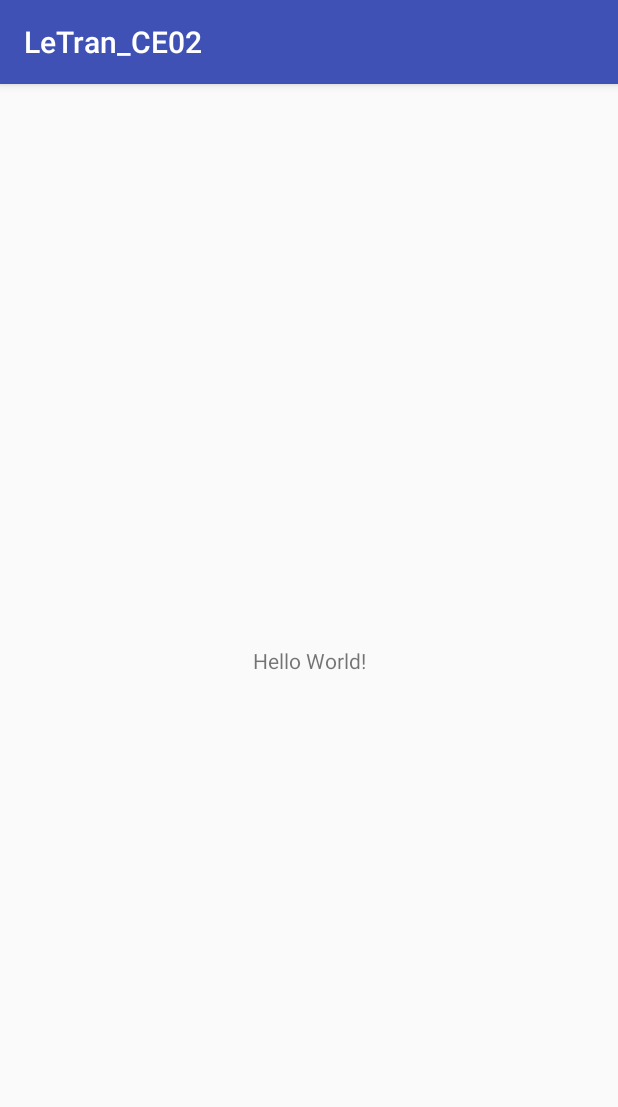
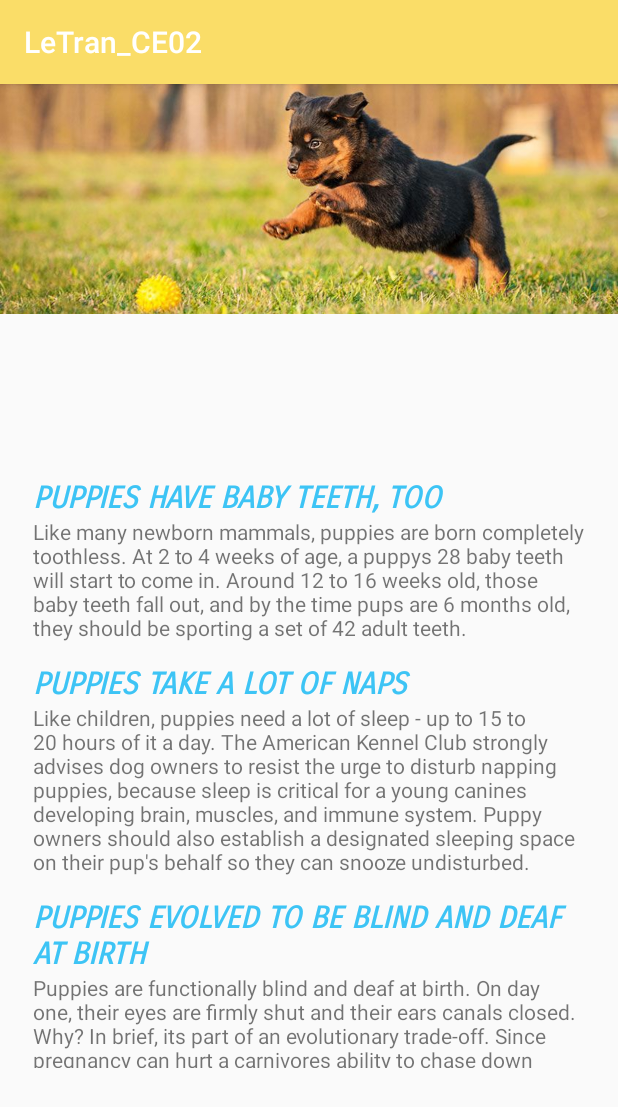
Before and after one commit to tranle13/AID_Resources, an Android app: the screen it shows after launch (MainActivity), on a phone screen of 412 x 824 dp. Shown: the top 1107 px of the screen. Run offline under Robolectric (Android 15) with nearby library versions, the phone set to English and light mode, and no system bars.

Commit message:
Finished the layout for the project

```diff
--- a/LeTran_CE02/app/src/main/res/layout/activity_main.xml
+++ b/LeTran_CE02/app/src/main/res/layout/activity_main.xml
@@ -4,15 +4,98 @@
     xmlns:tools="http://schemas.android.com/tools"
     android:layout_width="match_parent"
     android:layout_height="match_parent"
-    tools:context=".MainActivity">
+    android:orientation="vertical"
+    tools:context=".MainActivity"
+    tools:layout_editor_absoluteY="81dp">
 
-    <TextView
+    <ImageView
+        android:id="@+id/imageView"
+        android:layout_width="0dp"
+        android:layout_height="0dp"
+        android:scaleType="centerCrop"
+        app:layout_constraintBottom_toTopOf="@+id/guideline4"
+        app:layout_constraintEnd_toEndOf="parent"
+        app:layout_constraintStart_toStartOf="parent"
+        app:layout_constraintTop_toTopOf="parent"
+        app:srcCompat="@drawable/puppy_1" />
+
+    <android.support.constraint.Guideline
+        android:id="@+id/guideline4"
         android:layout_width="wrap_content"
         android:layout_height="wrap_content"
-        android:text="Hello World!"
+        android:orientation="horizontal"
+        app:layout_constraintGuide_percent="0.2" />
+
+    <ScrollView
+        android:id="@+id/scrollView2"
+        android:layout_width="368dp"
+        android:layout_height="392dp"
+        android:layout_marginBottom="9dp"
+        android:layout_marginEnd="8dp"
+        android:layout_marginStart="8dp"
+        android:layout_marginTop="8dp"
         app:layout_constraintBottom_toBottomOf="parent"
-        app:layout_constraintLeft_toLeftOf="parent"
-        app:layout_constraintRight_toRightOf="parent"
-        app:layout_constraintTop_toTopOf="parent" />
+        app:layout_constraintEnd_toEndOf="parent"
+        app:layout_constraintStart_toStartOf="parent"
+        app:layout_constraintTop_toBottomOf="@+id/guideline4">
+
+        <LinearLayout
+            android:layout_width="match_parent"
+            android:layout_height="wrap_content"
+            android:orientation="vertical" >
+
+            <TextView
+                android:id="@+id/textView2"
+                android:layout_width="match_parent"
+                android:layout_height="wrap_content"
+                android:fontFamily="sans-serif-smallcaps"
+                android:text="@string/section_1"
+                android:textColor="@color/sectionColor"
+                android:textSize="20sp"
+                android:textStyle="bold|italic"
+                tools:layout_editor_absoluteX="32dp"
+                tools:layout_editor_absoluteY="135dp" />
+
+            <TextView
+                android:id="@+id/textView3"
+                android:layout_width="match_parent"
+                android:layout_height="wrap_content"
+                android:text="@string/content_1" />
+
+            <TextView
+                android:id="@+id/textView4"
+                android:layout_width="match_parent"
+                android:layout_height="wrap_content"
+                android:layout_marginTop="16dp"
+                android:fontFamily="sans-serif-smallcaps"
+                android:text="@string/section_2"
+                android:textColor="@color/sectionColor"
+                android:textSize="20sp"
+                android:textStyle="bold|italic" />
+
+            <TextView
+                android:id="@+id/textView5"
+                android:layout_width="match_parent"
+                android:layout_height="wrap_content"
+                android:text="@string/content_2" />
+
+            <TextView
+                android:id="@+id/textView6"
+                android:layout_width="match_parent"
+                android:layout_height="wrap_content"
+                android:layout_marginTop="16dp"
+                android:fontFamily="sans-serif-smallcaps"
+                android:text="@string/section_3"
+                android:textColor="@color/sectionColor"
+                android:textSize="20sp"
+                android:textStyle="bold|italic" />
+
+            <TextView
+                android:id="@+id/textView7"
+                android:layout_width="match_parent"
+                android:layout_height="wrap_content"
+                android:text="@string/content_3" />
+        </LinearLayout>
+    </ScrollView>
 
 </android.support.constraint.ConstraintLayout>
--- a/LeTran_CE02/app/src/main/res/values/colors.xml
+++ b/LeTran_CE02/app/src/main/res/values/colors.xml
@@ -1,6 +1,7 @@
 <?xml version="1.0" encoding="utf-8"?>
 <resources>
-    <color name="colorPrimary">#3F51B5</color>
-    <color name="colorPrimaryDark">#303F9F</color>
+    <color name="colorPrimary">#fadd68</color>
+    <color name="colorPrimaryDark">#ecda30</color>
     <color name="colorAccent">#FF4081</color>
+    <color name="sectionColor">#3dc4f5</color>
 </resources>
--- a/LeTran_CE02/app/src/main/res/values/strings.xml
+++ b/LeTran_CE02/app/src/main/res/values/strings.xml
@@ -1,3 +1,22 @@
 <resources>
     <string name="app_name">LeTran_CE02</string>
+    <string name="section_1">PUPPIES HAVE BABY TEETH, TOO</string>
+    <string name="content_1">Like many newborn mammals, puppies are born completely toothless. At
+    2 to 4 weeks of age, a puppys 28 baby teeth will start to come in. Around 12 to 16 weeks old,
+    those baby teeth fall out, and by the time pups are 6 months old, they should be sporting a
+    set of 42 adult teeth.</string>
+    <string name="section_2">PUPPIES TAKE A LOT OF NAPS</string>
+    <string name="content_2">Like children, puppies need a lot of sleep - up to 15 to 20 hours
+    of it a day. The American Kennel Club strongly advises dog owners to resist the urge to
+        disturb napping puppies, because sleep is critical for a young canines developing brain,
+        muscles, and immune system. Puppy owners should also establish a designated sleeping space
+        on their pup's behalf so they can snooze undisturbed.</string>
+        <string name="section_3">PUPPIES EVOLVED TO BE BLIND AND DEAF AT BIRTH</string>
+    <string name="content_3">Puppies are functionally blind and deaf at birth. On day one,
+        their eyes are firmly shut and their ears canals closed. Why? In brief, its part of an
+        evolutionary trade-off. Since pregnancy can hurt a carnivores ability to chase down food,
+        dogs evolved to have short gestation periods. Brief pregnancies meant that canine mothers
+        would not need to take prolonged breaks from hunting. Hoever, because dog embryos spend
+        such a short time in the womb (only two months or so), puppies are not born fully
+        developed - and neither are their eyes or ears.</string>
 </resources>
```
Also changed, not shown: LeTran_CE02/app/src/main/res/drawable/puppy.jpg (added), LeTran_CE02/app/src/main/res/drawable/puppy_1.jpg (added).
